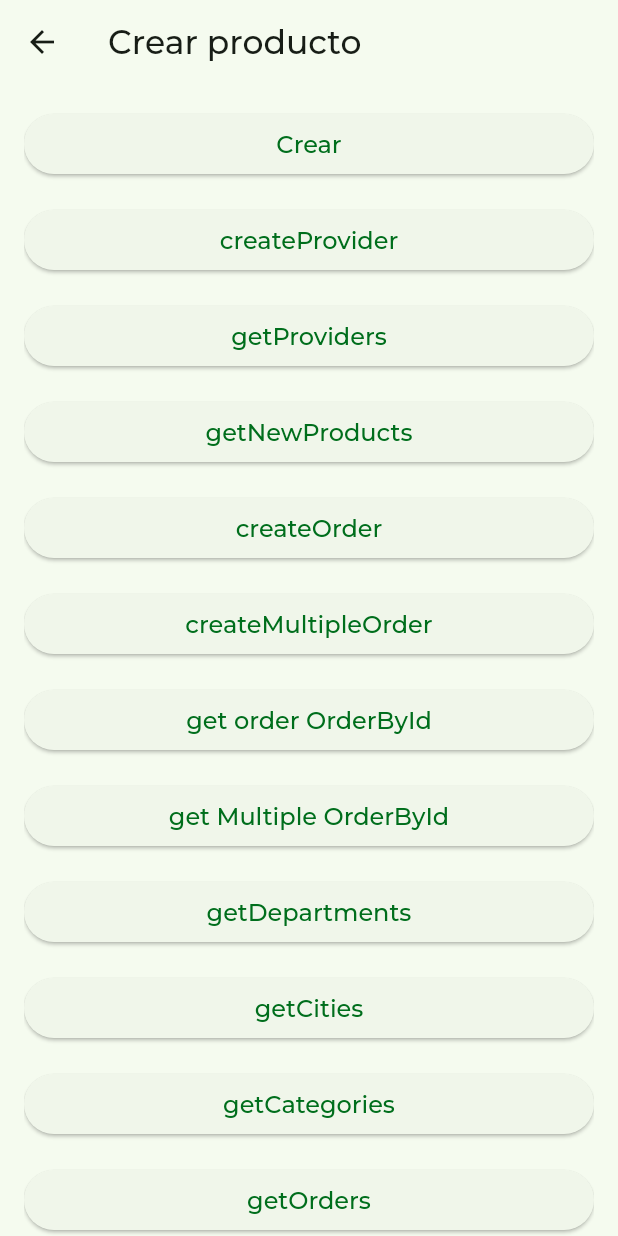
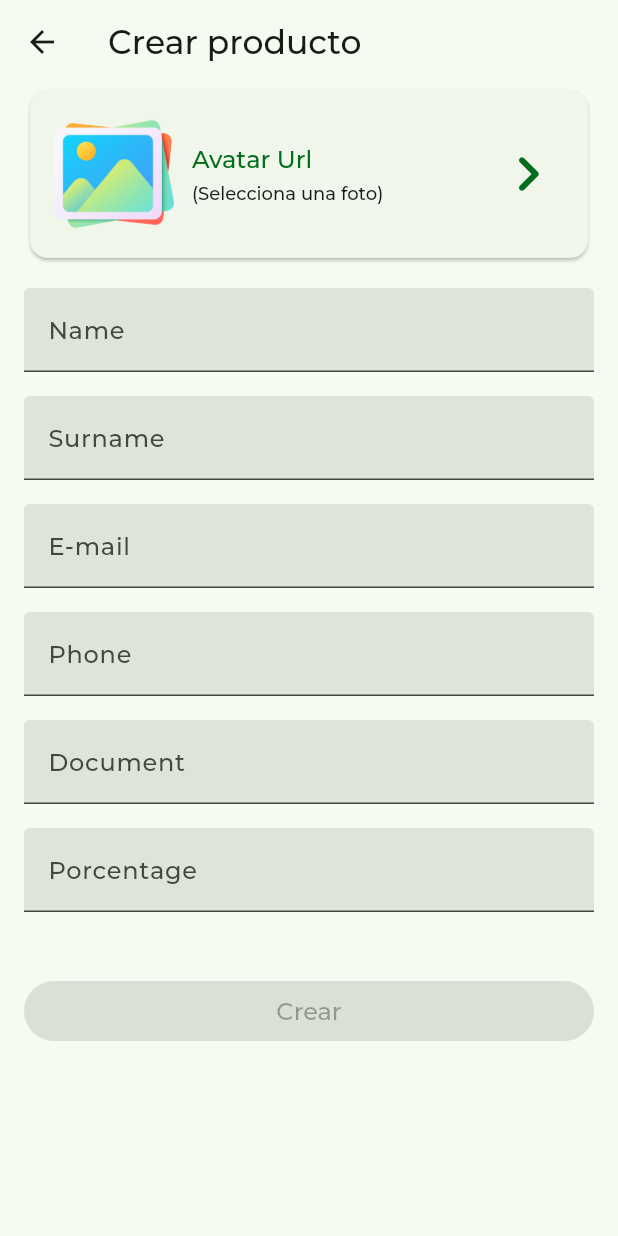
Before and after one commit to msilvamolina/flutter_estrellas_dashboard, a Flutter app: the CreateProductView screen opened by its route, on a phone screen of 412 x 824 dp. Run offline on Flutter 3.47's test engine with Material 3 defaults, Android fonts, the phone set to English and light mode, and no system bars; drawn by our look-alikes of reactive_forms; our stand-ins replace cached_network_image, cloud_firestore, dartz, firebase_auth, firebase_core, firebase_crashlytics and 11 more; missing offline and left inert: json_editor, slideable, stylish_pull_to_refresh, video_compress; accounts and stored records are empty; network calls fail; project files that could hold a hidden picture were left out.

Commit message:
crear producto

```diff
--- a/lib/app/modules/products/create_product/controllers/create_product_controller.dart
+++ b/lib/app/modules/products/create_product/controllers/create_product_controller.dart
@@ -1,65 +1,137 @@
+import 'package:dartz/dartz.dart';
+import 'package:estrellas_dashboard/app/data/models/provider/provider/provider_model.dart';
+import 'package:estrellas_dashboard/app/data/providers/repositories/providers/providers_repository.dart';
 import 'package:get/get.dart';
+import 'package:image_cropper/image_cropper.dart';
+import 'package:image_picker/image_picker.dart';
+import 'package:reactive_forms/reactive_forms.dart';
 
-import '../../../../data/providers/repositories/products/products_repository.dart';
+import '../../../../app/controllers/main_controller.dart';
+import '../../../../utils/utils_image.dart';
+
+enum Fields {
+  name('name'),
+  email('email'),
+  surname('surname'),
+  phone('phone'),
+  document('document'),
+  porcentage('porcentage'),
+  ;
+
+  const Fields(this.text);
+  final String text;
+}
 
 class CreateProductController extends GetxController {
-  final ProductsRepository _repository = ProductsRepository();
+  final ProvidersRepository _repository = ProvidersRepository();
+  final MainController _mainController = Get.find<MainController>();
 
-  bool _isLoading = false;
-  bool get isLoading => _isLoading;
+  String? _imagePath;
+  String? get imagePath => _imagePath;
 
-  String? _responseError;
-  String? get responseError => _responseError;
+  FormGroup buildForm() => fb.group(<String, Object>{
+        Fields.name.name: FormControl<String>(
+          validators: [
+            Validators.required,
+            Validators.minLength(4),
+          ],
+        ),
+        Fields.surname.name: FormControl<String>(
+          validators: [
+            Validators.required,
+            Validators.minLength(4),
+          ],
+        ),
+        Fields.email.name: FormControl<String>(
+          validators: [
+            Validators.required,
+            Validators.email,
+            Validators.minLength(4),
+          ],
+        ),
+        Fields.phone.name: FormControl<String>(
+          validators: [
+            Validators.required,
+            Validators.number(),
+            Validators.minLength(4),
+          ],
+        ),
+        Fields.document.name: FormControl<String>(
+          validators: [
+            Validators.required,
+            Validators.number(),
+            Validators.minLength(4),
+          ],
+        ),
+        Fields.porcentage.name: FormControl<String>(
+          validators: [
+            Validators.required,
+            Validators.number(),
+            Validators.minLength(1),
+          ],
+        ),
+      });
 
-  Future<void> createProduct() async {
-    await _repository.createProduct();
+  @override
+  Future<void> onInit() async {
+    super.onInit();
   }
 
-  Future<void> createProvider() async {
-    await _repository.createProvider();
+  Future<void> pickImage() async {
+    _imagePath = await UtilsImage.pickImage();
+    update(['view']);
   }
 
-  Future<void> getProviders() async {
-    await _repository.getProviders();
+  Future<void> saveInFirebase({
+    required ProviderModel provider,
+  }) async {
+    _mainController.setDropiDialog(false);
+
+    _mainController.setDropiMessage('saveInFirebase');
+    Either<String, Unit> response = await _repository.saveProviderInFirebase(
+      provider: provider,
+    );
+    response.fold((failure) {
+      _mainController.setDropiDialogError(true, failure);
+    }, (_) async {
+      _mainController.setDropiMessage('Success!');
+      await Future.delayed(const Duration(seconds: 1), () {
+        Get.back();
+        Get.back(result: provider);
+      });
+    });
   }
 
-  Future<void> getNewProducts() async {
-    await _repository.getNewProducts();
-  }
+  Future<void> sendForm(Map<String, Object?> data) async {
+    if (_imagePath == null) {
+      Get.snackbar('Error', "Tienes que elegir una imagen");
+      return;
+    }
+    String name = data[Fields.name.name].toString();
+    String surname = data[Fields.surname.name].toString();
+    String email = data[Fields.email.name].toString();
+    String phone = data[Fields.phone.name].toString();
+    String document = data[Fields.document.name].toString();
+    String porcentage = data[Fields.porcentage.name].toString();
 
-  Future<void> createOrder() async {
-    await _repository.createOrder();
-  }
+    _mainController.setDropiDialog(true);
+    _mainController.showDropiLoader();
+    _mainController.setDropiMessage('Iniciando conexión');
 
-  Future<void> createMultipleOrder() async {
-    await _repository.createMultipleOrder();
-  }
-
-  Future<void> getOrders() async {
-    await _repository.getOrders();
-  }
-
-  Future<void> createWarehouse() async {
-    await _repository.createWarehouse();
-  }
-
-  Future<void> getOrderById() async {
-    await _repository.getOrderById('2859363');
-  }
-
-  Future<void> getMultipleOrderById() async {
-    await _repository.getOrderById('2859364');
-  }
-
-  Future<void> getDepartments() async {
-    await _repository.getDepartments();
-  }
-
-  Future<void> getCities() async {
-    await _repository.getCities('49');
-  }
-
-  Future<void> getCategories() async {
-    await _repository.getCategories();
+    Either<String, ProviderModel> response = await _repository.createProvider(
+      avatarURL: _imagePath!,
+      name: name,
+      surname: surname,
+      email: email,
+      phone: phone,
+      document: document,
+      porcentage: porcentage,
+    );
+    response.fold((failure) {
+      _mainController.setDropiDialogError(true, failure);
+    }, (provider) async {
+      _mainController.setDropiMessage('Success!');
+      saveInFirebase(provider: provider);
+    });
   }
 }
--- a/lib/app/modules/products/create_product/views/create_product_view.dart
+++ b/lib/app/modules/products/create_product/views/create_product_view.dart
@@ -1,106 +1,162 @@
 import 'package:flutter/material.dart';
 
 import 'package:get/get.dart';
+import 'package:reactive_forms/reactive_forms.dart';
 
 import '../../../../app/layouts/main_layout/main_layout.dart';
 import '../../../../components/appbars/appbar_title_with_back.dart';
 import '../../../../components/widgets/loadingButton.dart';
 import '../../../../routes/app_pages.dart';
+import '../../../../themes/input_decoration.dart';
+import '../../../../themes/styles/typography.dart';
 import '../controllers/create_product_controller.dart';
 
 class CreateProductView extends GetView<CreateProductController> {
   const CreateProductView({super.key});
+
   @override
   Widget build(BuildContext context) {
+    Color primary = Theme.of(context).colorScheme.primary;
+
+    return ReactiveFormBuilder(
+        form: controller.buildForm,
+        builder: (context, form, child) {
           return MainLayout(
             showMenu: false,
-      currentRoute: Routes.CREATE_PRODUCT,
+            currentRoute: Routes.CREATE_PROVIDER,
             appBarTitle: 'Crear producto',
-      child: SingleChildScrollView(
+            child: GetBuilder<CreateProductController>(
+              id: 'view',
+              builder: (_) {
+                return Column(
+                  crossAxisAlignment: CrossAxisAlignment.start,
+                  children: [
+                    Card(
+                      child: InkWell(
+                        onTap: controller.pickImage,
+                        child: Padding(
+                          padding: const EdgeInsets.all(16),
+                          child: Row(
+                            crossAxisAlignment: CrossAxisAlignment.center,
+                            children: [
+                              Image.asset(
+                                controller.imagePath ??
+                                    'assets/images/picture.png',
+                                width: 80,
+                              ),
+                              const SizedBox(width: 12),
+                              // Elimina el Padding alrededor del Expanded
+                              Expanded(
                                 child: Column(
+                                  crossAxisAlignment: CrossAxisAlignment.start,
+                                  mainAxisSize: MainAxisSize.max,
+                                  mainAxisAlignment: MainAxisAlignment.start,
                                   children: [
-            const SizedBox(height: 16),
-            LoadingButton(
-              label: 'Crear',
-              isLoading: controller.isLoading,
-              onPressed: controller.createProduct,
+                                    Text(
+                                      'Avatar Url',
+                                      style: TypographyStyle.bodyBlackLarge
+                                          .copyWith(color: primary),
                                     ),
-            const SizedBox(height: 16),
-            LoadingButton(
-              label: 'createProvider',
-              isLoading: controller.isLoading,
-              onPressed: controller.createProvider,
+                                    const SizedBox(height: 4),
+                                    Text(
+                                      controller.imagePath ??
+                                          '(Selecciona una foto)',
+                                      style: TypographyStyle.bodyRegularSmall,
                                     ),
-            const SizedBox(height: 16),
-            LoadingButton(
-              label: 'getProviders',
-              isLoading: controller.isLoading,
-              onPressed: controller.getProviders,
-            ),
-            const SizedBox(height: 16),
-            LoadingButton(
-              label: 'getNewProducts',
-              isLoading: controller.isLoading,
-              onPressed: controller.getNewProducts,
-            ),
-            const SizedBox(height: 16),
-            LoadingButton(
-              label: 'createOrder',
-              isLoading: controller.isLoading,
-              onPressed: controller.createOrder,
-            ),
-            const SizedBox(height: 16),
-            LoadingButton(
-              label: 'createMultipleOrder',
-              isLoading: controller.isLoading,
-              onPressed: controller.createMultipleOrder,
-            ),
-            const SizedBox(height: 16),
-            LoadingButton(
-              label: 'get order OrderById',
-              isLoading: controller.isLoading,
-              onPressed: controller.getOrderById,
-            ),
-            const SizedBox(height: 16),
-            LoadingButton(
-              label: 'get Multiple OrderById',
-              isLoading: controller.isLoading,
-              onPressed: controller.getMultipleOrderById,
-            ),
-            const SizedBox(height: 16),
-            LoadingButton(
-              label: 'getDepartments',
-              isLoading: controller.isLoading,
-              onPressed: controller.getDepartments,
-            ),
-            const SizedBox(height: 16),
-            LoadingButton(
-              label: 'getCities',
-              isLoading: controller.isLoading,
-              onPressed: controller.getCities,
-            ),
-            const SizedBox(height: 16),
-            LoadingButton(
-              label: 'getCategories',
-              isLoading: controller.isLoading,
-              onPressed: controller.getCategories,
-            ),
-            const SizedBox(height: 16),
-            LoadingButton(
-              label: 'getOrders',
-              isLoading: controller.isLoading,
-              onPressed: controller.getOrders,
-            ),
-            const SizedBox(height: 16),
-            LoadingButton(
-              label: 'createWarehouse',
-              isLoading: controller.isLoading,
-              onPressed: controller.createWarehouse,
-            ),
-            const SizedBox(height: 80),
                                   ],
                                 ),
                               ),
+                              Icon(
+                                Icons.chevron_right_rounded,
+                                color: primary,
+                                size: 48,
+                              ),
+                            ],
+                          ),
+                        ),
+                      ),
+                    ),
+                    const SizedBox(height: 16),
+
+                    ReactiveTextField(
+                      formControlName: Fields.name.name,
+                      keyboardType: TextInputType.text,
+                      decoration: CustomInputDecoration.inputDecoration(
+                        text: "Name",
+                      ),
+                    ),
+                    const SizedBox(height: 16),
+                    ReactiveTextField(
+                      formControlName: Fields.surname.name,
+                      keyboardType: TextInputType.text,
+                      decoration: CustomInputDecoration.inputDecoration(
+                        text: "Surname",
+                      ),
+                    ),
+                    const SizedBox(height: 16),
+                    ReactiveTextField(
+                      formControlName: Fields.email.name,
+                      keyboardType: TextInputType.emailAddress,
+                      decoration: CustomInputDecoration.inputDecoration(
+                        text: "E-mail",
+                      ),
+                    ),
+                    const SizedBox(height: 16),
+                    ReactiveTextField(
+                      formControlName: Fields.phone.name,
+                      keyboardType: TextInputType.phone,
+                      decoration: CustomInputDecoration.inputDecoration(
+                        text: "Phone",
+                      ),
+                    ),
+                    const SizedBox(height: 16),
+                    ReactiveTextField(
+                      formControlName: Fields.document.name,
+                      keyboardType: TextInputType.number,
+                      decoration: CustomInputDecoration.inputDecoration(
+                        text: "Document",
+                      ),
+                    ),
+                    const SizedBox(height: 16),
+                    ReactiveTextField(
+                      formControlName: Fields.porcentage.name,
+                      keyboardType: TextInputType.number,
+                      decoration: CustomInputDecoration.inputDecoration(
+                        text: "Porcentage",
+                      ),
+                    ),
+                    const SizedBox(height: 16),
+                    // Obx(
+                    //   () => DropDown(
+                    //     error: controller.productsError,
+                    //     selectedValue: controller.productSelected,
+                    //     values: controller.listProducts
+                    //         .map(
+                    //           (ProductFirebaseModel value) => OptionDropDown(
+                    //             text: value.name,
+                    //             value: value.id,
+                    //           ),
+                    //         )
+                    //         .toList(),
+                    //     onChanged: controller.onProductSelected,
+                    //   ),
+                    // ),
+                    const SizedBox(height: 26),
+                    ReactiveFormConsumer(
+                      builder: (context, form, child) => LoadingButton(
+                        label: 'Crear',
+                        // isLoading: controller.loading,
+                        isLoading: false,
+                        onPressed: (form.valid)
+                            ? () => controller.sendForm(form.value)
+                            : null,
+                      ),
+                    ),
+                  ],
                 );
+              },
+            ),
+          );
+        });
   }
 }
```
Lines whose indentation alone changed are shown as unchanged.
